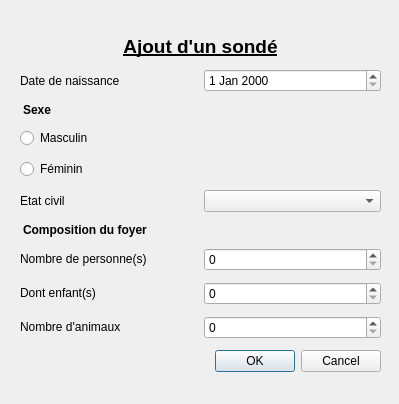
LeoGaudias/QTProjectS6, file QTProjectS6/ajoutpersonne.ui: the form before one commit.
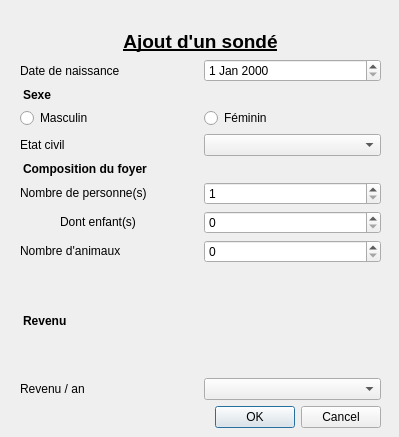
The form after the commit.

Commit message: modification de ajout personne pour avoir le revenu et de mainwindow pour changer de widget mais il est pas content

Patch:
```diff
--- a/QTProjectS6/ajoutpersonne.ui
+++ b/QTProjectS6/ajoutpersonne.ui
@@ -7,7 +7,7 @@
     <x>0</x>
     <y>0</y>
     <width>399</width>
-    <height>404</height>
+    <height>437</height>
    </rect>
   </property>
   <property name="sizePolicy">
@@ -25,23 +25,10 @@
      <x>20</x>
      <y>30</y>
      <width>361</width>
-     <height>351</height>
+     <height>398</height>
     </rect>
    </property>
    <layout class="QGridLayout" name="gridLayout">
-    <item row="7" column="0">
-     <widget class="QLabel" name="label_6">
-      <property name="sizePolicy">
-       <sizepolicy hsizetype="Preferred" vsizetype="Fixed">
-        <horstretch>0</horstretch>
-        <verstretch>0</verstretch>
-       </sizepolicy>
-      </property>
-      <property name="text">
-       <string>Nombre de personne(s)</string>
-      </property>
-     </widget>
-    </item>
     <item row="8" column="0">
      <widget class="QLabel" name="label_7">
       <property name="sizePolicy">
@@ -51,14 +38,7 @@
        </sizepolicy>
       </property>
       <property name="text">
-       <string>Dont enfant(s)</string>
-      </property>
-     </widget>
-    </item>
-    <item row="3" column="0" colspan="2">
-     <widget class="QRadioButton" name="radioButton_3">
-      <property name="text">
-       <string>Masculin</string>
+       <string>Nombre de personne(s)</string>
       </property>
      </widget>
     </item>
@@ -99,6 +79,9 @@
       </property>
      </widget>
     </item>
+    <item row="6" column="1">
+     <widget class="QComboBox" name="etat_civ"/>
+    </item>
     <item row="1" column="1">
      <widget class="QDateEdit" name="dateEdit"/>
     </item>
@@ -124,11 +107,8 @@
       </property>
      </widget>
     </item>
-    <item row="5" column="1">
-     <widget class="QComboBox" name="comboBox"/>
-    </item>
-    <item row="5" column="0">
-     <widget class="QLabel" name="label_4">
+    <item row="6" column="0">
+     <widget class="QLabel" name="label_etat">
       <property name="text">
        <string>Etat civil</string>
       </property>
@@ -137,44 +117,38 @@
       </property>
      </widget>
     </item>
-    <item row="10" column="0" colspan="2">
+    <item row="14" column="0" colspan="2">
      <widget class="QDialogButtonBox" name="buttonBox">
       <property name="standardButtons">
        <set>QDialogButtonBox::Cancel|QDialogButtonBox::Ok</set>
       </property>
      </widget>
     </item>
-    <item row="4" column="0" colspan="2">
-     <widget class="QRadioButton" name="radioButton_4">
-      <property name="text">
-       <string>Féminin</string>
-      </property>
-     </widget>
-    </item>
-    <item row="9" column="0">
-     <widget class="QLabel" name="label_8">
-      <property name="sizePolicy">
-       <sizepolicy hsizetype="Preferred" vsizetype="Fixed">
-        <horstretch>0</horstretch>
-        <verstretch>0</verstretch>
-       </sizepolicy>
-      </property>
-      <property name="text">
-       <string>Nombre d'animaux</string>
-      </property>
-     </widget>
-    </item>
-    <item row="7" column="1">
-     <widget class="QSpinBox" name="spinBox"/>
-    </item>
     <item row="8" column="1">
-     <widget class="QSpinBox" name="spinBox_2"/>
+     <widget class="QSpinBox" name="spin_nb_pers">
+      <property name="minimum">
+       <number>1</number>
+      </property>
+     </widget>
     </item>
-    <item row="9" column="1">
-     <widget class="QSpinBox" name="spinBox_3"/>
+    <item row="11" column="0">
+     <widget class="QLabel" name="label_nb_anim">
+      <property name="sizePolicy">
+       <sizepolicy hsizetype="Preferred" vsizetype="Fixed">
+        <horstretch>0</horstretch>
+        <verstretch>0</verstretch>
+       </sizepolicy>
+      </property>
+      <property name="text">
+       <string>Nombre d'animaux</string>
+      </property>
+     </widget>
     </item>
-    <item row="6" column="0" colspan="2">
-     <widget class="QLabel" name="label_5">
+    <item row="11" column="1">
+     <widget class="QSpinBox" name="spin_nb_anim"/>
+    </item>
+    <item row="7" column="0" colspan="2">
+     <widget class="QLabel" name="label_foyer">
       <property name="sizePolicy">
        <sizepolicy hsizetype="Preferred" vsizetype="Fixed">
         <horstretch>0</horstretch>
@@ -195,6 +169,82 @@
       </property>
      </widget>
     </item>
+    <item row="5" column="0">
+     <widget class="QRadioButton" name="radio_homme">
+      <property name="text">
+       <string>Masculin</string>
+      </property>
+     </widget>
+    </item>
+    <item row="5" column="1">
+     <widget class="QRadioButton" name="radio_femme">
+      <property name="text">
+       <string>Féminin</string>
+      </property>
+     </widget>
+    </item>
+    <item row="9" column="1">
+     <widget class="QSpinBox" name="spin_nb_enfant"/>
+    </item>
+    <item row="9" column="0">
+     <layout class="QHBoxLayout" name="horizontalLayout_2">
+      <item>
+       <spacer name="horizontalSpacer">
+        <property name="orientation">
+         <enum>Qt::Horizontal</enum>
+        </property>
+        <property name="sizeType">
+         <enum>QSizePolicy::Fixed</enum>
+        </property>
+        <property name="sizeHint" stdset="0">
+         <size>
+          <width>40</width>
+          <height>20</height>
+         </size>
+        </property>
+       </spacer>
+      </item>
+      <item>
+       <widget class="QLabel" name="label_nb_enfant">
+        <property name="sizePolicy">
+         <sizepolicy hsizetype="Preferred" vsizetype="Fixed">
+          <horstretch>0</horstretch>
+          <verstretch>0</verstretch>
+         </sizepolicy>
+        </property>
+        <property name="text">
+         <string>Dont enfant(s)</string>
+        </property>
+       </widget>
+      </item>
+     </layout>
+    </item>
+    <item row="13" column="0">
+     <widget class="QLabel" name="label_tranche">
+      <property name="text">
+       <string>Revenu / an</string>
+      </property>
+     </widget>
+    </item>
+    <item row="12" column="0" colspan="2">
+     <widget class="QLabel" name="label_revenu">
+      <property name="font">
+       <font>
+        <weight>75</weight>
+        <bold>true</bold>
+       </font>
+      </property>
+      <property name="text">
+       <string>Revenu</string>
+      </property>
+      <property name="indent">
+       <number>3</number>
+      </property>
+     </widget>
+    </item>
+    <item row="13" column="1">
+     <widget class="QComboBox" name="revenu"/>
+    </item>
    </layout>
   </widget>
  </widget>
```
Left out of the diff: 10 changed lines with no effect on the pictures. The commit also changes 8 other files.
